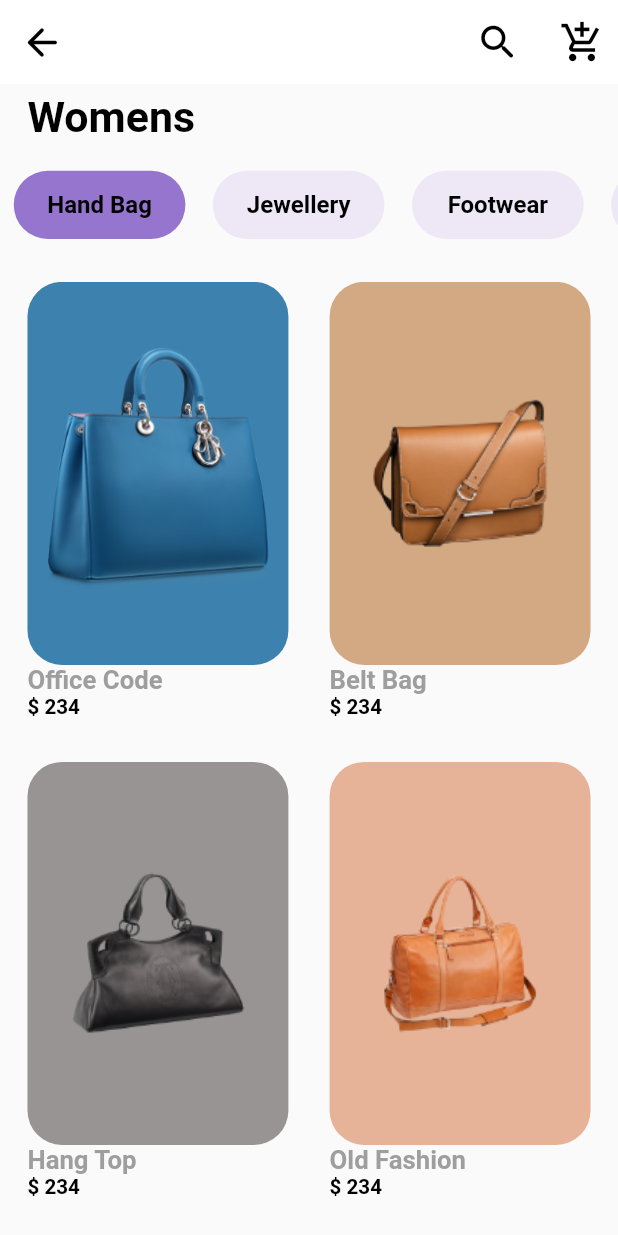
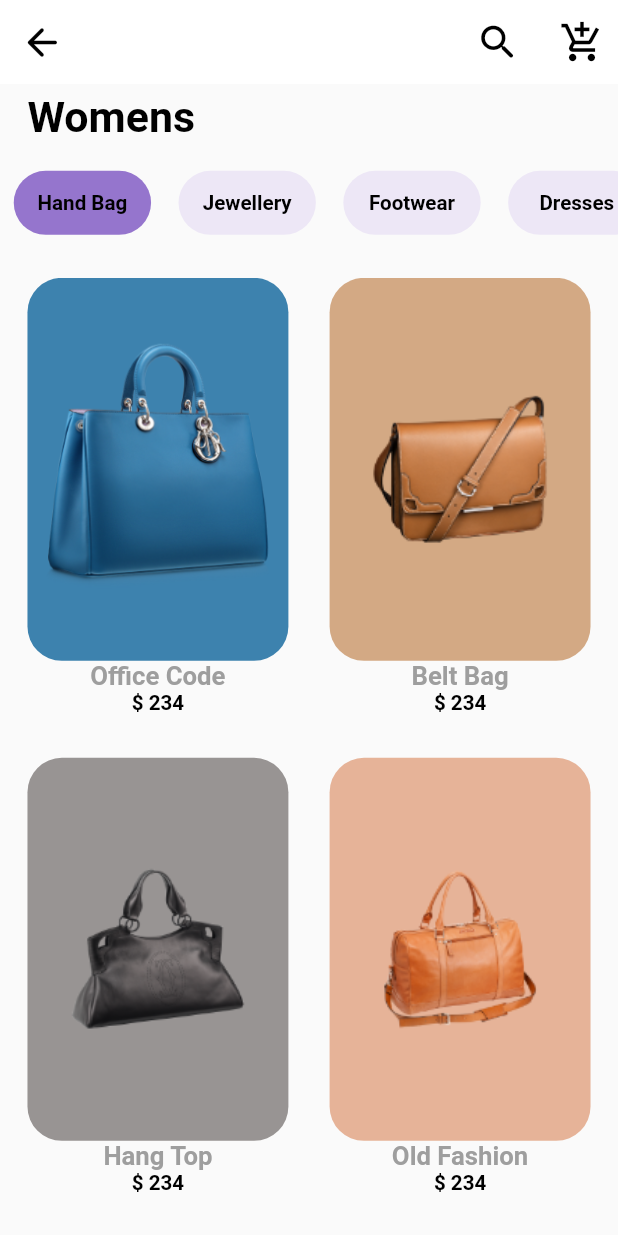
Before and after one commit to Dhruvil-07/ecommers_product_page_ui, a Flutter app: the screen it shows after launch, on a phone screen of 412 x 824 dp. Run offline on Flutter 3.47's test engine with Material 2 defaults, Android fonts, the phone set to English and light mode, and no system bars; our stand-ins replace flutter_screenutil, google_fonts; Roboto replaces fonts that are missing (Alegreya, Cairo).

Commit message:
some new update

```diff
--- a/lib/main.dart
+++ b/lib/main.dart
@@ -6,10 +6,11 @@ import 'package:produc_list_and_product_dtl_ui/screen/product_list/product_list.
 
 void main()
 {
-   WidgetsFlutterBinding.ensureInitialized();
+   /*WidgetsFlutterBinding.ensureInitialized();
    SystemChrome.setPreferredOrientations([DeviceOrientation.portraitUp])
-   .then((value){   runApp(my_product()); });
+   .then((value){   }); */
 
+   runApp(my_product());
 }
 
 class my_product extends StatelessWidget {
--- a/lib/screen/product_list/component/category_iteam.dart
+++ b/lib/screen/product_list/component/category_iteam.dart
@@ -36,17 +36,12 @@ class category_iteam extends StatelessWidget {
             color: backgroundcolor,
           ),
           alignment: Alignment.center,
-          width: 100.w,
+          width: 80.sp,
           child: Center(
-            child: Padding(
-              padding: EdgeInsets.symmetric(
-                vertical: 1.h
+            child: cario_text(
+                containt: category_name,
+                fontsize: screen_size ? 12.sp : 12.sp,
               ),
-              child: cario_text(
-                containt: category_name,
-                fontsize: screen_size ? 16.spMin : 24.spMin,
-              ),
-            ),
           ),
         ),
       ),
--- a/lib/screen/product_list/component/iteam_show_card.dart
+++ b/lib/screen/product_list/component/iteam_show_card.dart
@@ -26,7 +26,7 @@ class iteam_show_card extends StatelessWidget {
          );
       },
       child: Column(
-        crossAxisAlignment: CrossAxisAlignment.start,
+        crossAxisAlignment: CrossAxisAlignment.center,
           children: [
 
             //product image
--- a/lib/screen/product_list/product_list.dart
+++ b/lib/screen/product_list/product_list.dart
@@ -87,7 +87,7 @@ class _product_listState extends State<product_list> {
 
             //scoleble category list
             SizedBox(
-              height: screen_size ? 54.h : 64.h ,
+              height: screen_size ? 54.sp : 32.sp,
               child: ListView.builder(
                 shrinkWrap: true,
                 scrollDirection: Axis.horizontal,
```
